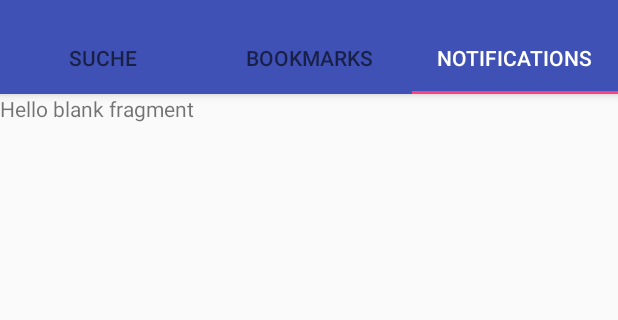
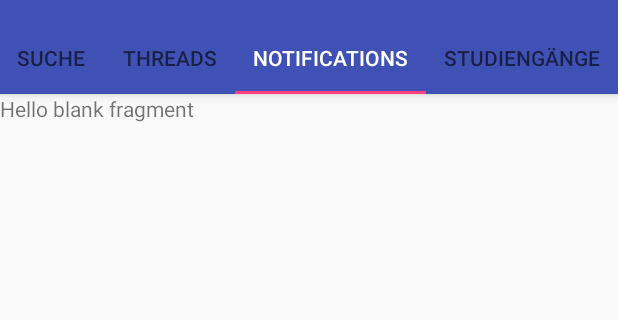
Before and after one commit to Plsr/EISWS1516MaemeckePoplawski, an Android app: the HomeActivity screen opened directly, with no data from a screen before it, tab 3 chosen, on a phone screen of 412 x 824 dp, the part 62-382 px from its top. Run offline under Robolectric (Android 15) with nearby library versions, the phone set to English and light mode, and no system bars.

Commit message:
Splitted Bookmarks in two Fragments
In the Use Cases, we declarde we wanted Bookmarking for Threads and University Courses. To prevent having to TapBars below each other (which would be quite confusing to use) I split the Bookmarks up in two fragments, one for Threads and one for courses.

```diff
--- a/MS6/app/Hochschulify/app/build.gradle
+++ b/MS6/app/Hochschulify/app/build.gradle
@@ -23,5 +23,6 @@ dependencies {
     compile fileTree(dir: 'libs', include: ['*.jar'])
     testCompile 'junit:junit:4.12'
     compile 'com.android.support:appcompat-v7:22.2.1'
-    compile 'com.android.support:design:22.2.0'
+    compile 'com.android.support:design:22.2.1'
+    compile 'com.android.support:support-v4:22.2.1'
 }
--- /dev/null
+++ b/MS6/app/Hochschulify/app/src/main/java/de/rfunk/hochschulify/BookmarksCoursesFragment.java
@@ -0,0 +1,30 @@
+package de.rfunk.hochschulify;
+
+
+import android.os.Bundle;
+import android.support.v4.app.Fragment;
+import android.view.LayoutInflater;
+import android.view.View;
+import android.view.ViewGroup;
+
+import de.rfunk.hochschulify.R;
+
+/**
+ * A simple {@link Fragment} subclass.
+ */
+public class BookmarksCoursesFragment extends Fragment {
+
+
+    public BookmarksCoursesFragment() {
+        // Required empty public constructor
+    }
+
+
+    @Override
+    public View onCreateView(LayoutInflater inflater, ViewGroup container,
+                             Bundle savedInstanceState) {
+        // Inflate the layout for this fragment
+        return inflater.inflate(R.layout.fragment_bookmarks_courses, container, false);
+    }
+
+}
--- a/MS6/app/Hochschulify/app/src/main/java/de/rfunk/hochschulify/BookmarksFragment.java
+++ b/MS6/app/Hochschulify/app/src/main/java/de/rfunk/hochschulify/BookmarksThreadsFragment.java
@@ -3,7 +3,6 @@ package de.rfunk.hochschulify;
 
 import android.os.Bundle;
 import android.app.Fragment;
-import android.support.v4.app.FragmentManager;
 import android.view.LayoutInflater;
 import android.view.View;
 import android.view.ViewGroup;
@@ -12,10 +11,10 @@ import android.view.ViewGroup;
 /**
  * A simple {@link Fragment} subclass.
  */
-public class BookmarksFragment extends android.support.v4.app.Fragment {
+public class BookmarksThreadsFragment extends android.support.v4.app.Fragment {
 
 
-    public BookmarksFragment() {
+    public BookmarksThreadsFragment() {
         // Required empty public constructor
     }
 
@@ -29,7 +28,7 @@ public class BookmarksFragment extends android.support.v4.app.Fragment {
     public View onCreateView(LayoutInflater inflater, ViewGroup container,
                              Bundle savedInstanceState) {
         // Inflate the layout for this fragment
-        return inflater.inflate(R.layout.fragment_bookmarks, container, false);
+        return inflater.inflate(R.layout.fragment_bookmarks_threads, container, false);
     }
 
 
--- a/MS6/app/Hochschulify/app/src/main/java/de/rfunk/hochschulify/HomeActivity.java
+++ b/MS6/app/Hochschulify/app/src/main/java/de/rfunk/hochschulify/HomeActivity.java
@@ -40,8 +40,9 @@ public class HomeActivity extends AppCompatActivity  {
     private void setupViewPager(ViewPager  viewPager) {
         ViewPagerAdapter adapter = new ViewPagerAdapter(getSupportFragmentManager());
         adapter.addFragment(new SearchFragment(), "Suche");
-        adapter.addFragment(new BookmarksFragment(), "Bookmarks");
+        adapter.addFragment(new BookmarksThreadsFragment(), "Threads");
         adapter.addFragment(new NotificationsFragment(), "Notifications");
+        adapter.addFragment(new BookmarksCoursesFragment(), "Studiengänge");
         viewPager.setAdapter(adapter);
     }
 
--- a/MS6/app/Hochschulify/app/src/main/res/layout/activity_home.xml
+++ b/MS6/app/Hochschulify/app/src/main/res/layout/activity_home.xml
@@ -1,9 +1,9 @@
 <?xml version="1.0" encoding="utf-8"?>
 <android.support.design.widget.CoordinatorLayout xmlns:android="http://schemas.android.com/apk/res/android"
     xmlns:tools="http://schemas.android.com/tools"
+    xmlns:app="http://schemas.android.com/apk/res-auto"
     android:layout_width="match_parent"
     android:layout_height="match_parent"
-    xmlns:app="http://schemas.android.com/apk/res-auto"
     tools:context="de.rfunk.hochschulify.HomeActivity">
 
     <android.support.design.widget.AppBarLayout
@@ -16,7 +16,7 @@
             android:id="@+id/tabs"
             android:layout_width="match_parent"
             android:layout_height="wrap_content"
-            app:tabMode="fixed"
+            app:tabMode="scrollable"
             app:tabGravity="fill"
             app:tabSelectedTextColor="@color/colorWhite"
             />
--- a/MS6/app/Hochschulify/app/src/main/res/layout/fragment_bookmarks.xml
+++ b/MS6/app/Hochschulify/app/src/main/res/layout/fragment_bookmarks_threads.xml
@@ -1,6 +1,6 @@
 <FrameLayout xmlns:android="http://schemas.android.com/apk/res/android"
     xmlns:tools="http://schemas.android.com/tools" android:layout_width="match_parent"
-    android:layout_height="match_parent" tools:context="de.rfunk.hochschulify.BookmarksFragment">
+    android:layout_height="match_parent" tools:context=".BookmarksThreadsFragment">
 
     <!-- TODO: Update blank fragment layout -->
     <TextView android:layout_width="match_parent" android:layout_height="match_parent"
--- a/MS6/app/Hochschulify/app/src/main/res/values/strings.xml
+++ b/MS6/app/Hochschulify/app/src/main/res/values/strings.xml
@@ -11,7 +11,7 @@
     <string name="err_msg_identification">Falsche eMail oder Username</string>
     <string name="err_msg_password">Falsches Passwort</string>
 
-<!-- TODO: Remove or change this placeholder text -->
+    <!-- TODO: Remove or change this placeholder text -->
     <string name="hello_blank_fragment">Hello blank fragment</string>
     <string name="recent_search_headline">Zuletzt gesucht</string>
 </resources>
```
Also changed, not shown: MS6/app/Hochschulify/app/src/main/res/layout/fragment_bookmarks_courses.xml (added, +13 -0 lines), 1 other file.
